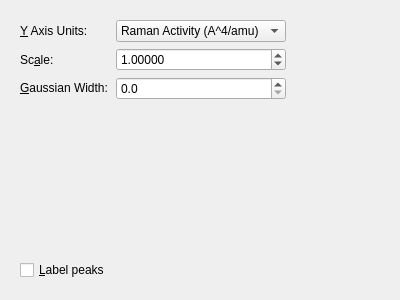
This is libavogadro/src/extensions/spectratabraman.ui in cryos/avogadro as Qt 5 draws it before an edit. The edited form follows.
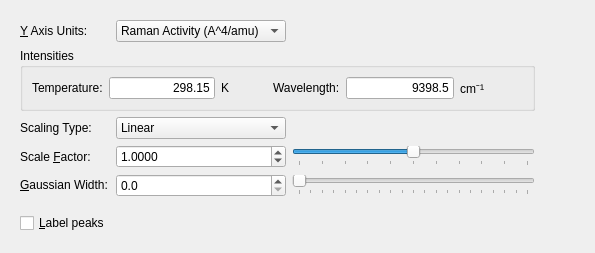
This is the edited form.

Commit message: Added new UI elements to Raman tab

```diff
--- a/libavogadro/src/extensions/spectratabraman.ui
+++ b/libavogadro/src/extensions/spectratabraman.ui
@@ -6,8 +6,8 @@
    <rect>
     <x>0</x>
     <y>0</y>
-    <width>400</width>
-    <height>300</height>
+    <width>595</width>
+    <height>253</height>
    </rect>
   </property>
   <property name="windowTitle">
@@ -48,7 +48,7 @@
         </item>
        </widget>
       </item>
-      <item row="0" column="2">
+      <item row="0" column="2" colspan="2">
        <spacer name="horizontalSpacer_2">
         <property name="orientation">
          <enum>Qt::Horizontal</enum>
@@ -61,39 +61,7 @@
         </property>
        </spacer>
       </item>
-      <item row="1" column="0">
-       <widget class="QLabel" name="label">
-        <property name="sizePolicy">
-         <sizepolicy hsizetype="Fixed" vsizetype="Minimum">
-          <horstretch>0</horstretch>
-          <verstretch>0</verstretch>
-         </sizepolicy>
-        </property>
-        <property name="text">
-         <string>Sc&amp;ale:</string>
-        </property>
-        <property name="buddy">
-         <cstring>spin_scale</cstring>
-        </property>
-       </widget>
-      </item>
-      <item row="2" column="0">
-       <widget class="QLabel" name="label_9">
-        <property name="sizePolicy">
-         <sizepolicy hsizetype="Fixed" vsizetype="Fixed">
-          <horstretch>0</horstretch>
-          <verstretch>0</verstretch>
-         </sizepolicy>
-        </property>
-        <property name="text">
-         <string>&amp;Gaussian Width:</string>
-        </property>
-        <property name="buddy">
-         <cstring>spin_FWHM</cstring>
-        </property>
-       </widget>
-      </item>
-      <item row="3" column="0">
+      <item row="6" column="0">
        <spacer name="verticalSpacer">
         <property name="orientation">
          <enum>Qt::Vertical</enum>
@@ -101,12 +69,12 @@
         <property name="sizeHint" stdset="0">
          <size>
           <width>20</width>
-          <height>40</height>
+          <height>0</height>
          </size>
         </property>
        </spacer>
       </item>
-      <item row="4" column="0">
+      <item row="7" column="0">
        <widget class="QCheckBox" name="cb_labelPeaks">
         <property name="sizePolicy">
          <sizepolicy hsizetype="Fixed" vsizetype="Fixed">
@@ -122,7 +90,44 @@
         </property>
        </widget>
       </item>
-      <item row="1" column="1">
+      <item row="3" column="0">
+       <widget class="QLabel" name="label_2">
+        <property name="text">
+         <string>Scaling Type:</string>
+        </property>
+       </widget>
+      </item>
+      <item row="3" column="1">
+       <widget class="QComboBox" name="combo_scalingType">
+        <item>
+         <property name="text">
+          <string>Linear</string>
+         </property>
+        </item>
+        <item>
+         <property name="text">
+          <string>Relative</string>
+         </property>
+        </item>
+       </widget>
+      </item>
+      <item row="4" column="0">
+       <widget class="QLabel" name="label">
+        <property name="sizePolicy">
+         <sizepolicy hsizetype="Fixed" vsizetype="Minimum">
+          <horstretch>0</horstretch>
+          <verstretch>0</verstretch>
+         </sizepolicy>
+        </property>
+        <property name="text">
+         <string>Scale &amp;Factor:</string>
+        </property>
+        <property name="buddy">
+         <cstring>spin_scale</cstring>
+        </property>
+       </widget>
+      </item>
+      <item row="4" column="1">
        <widget class="QDoubleSpinBox" name="spin_scale">
         <property name="sizePolicy">
          <sizepolicy hsizetype="Minimum" vsizetype="Fixed">
@@ -131,13 +136,13 @@
          </sizepolicy>
         </property>
         <property name="decimals">
-         <number>5</number>
+         <number>4</number>
         </property>
         <property name="minimum">
-         <double>0.500000000000000</double>
+         <double>0.000100000000000</double>
         </property>
         <property name="maximum">
-         <double>1.500000000000000</double>
+         <double>2.000000000000000</double>
         </property>
         <property name="singleStep">
          <double>0.010000000000000</double>
@@ -147,7 +152,80 @@
         </property>
        </widget>
       </item>
-      <item row="2" column="1">
+      <item row="4" column="2" colspan="2">
+       <widget class="QSlider" name="hs_scale">
+        <property name="sizePolicy">
+         <sizepolicy hsizetype="Expanding" vsizetype="Fixed">
+          <horstretch>100</horstretch>
+          <verstretch>0</verstretch>
+         </sizepolicy>
+        </property>
+        <property name="minimum">
+         <number>50</number>
+        </property>
+        <property name="maximum">
+         <number>150</number>
+        </property>
+        <property name="value">
+         <number>100</number>
+        </property>
+        <property name="sliderPosition">
+         <number>100</number>
+        </property>
+        <property name="orientation">
+         <enum>Qt::Horizontal</enum>
+        </property>
+        <property name="tickPosition">
+         <enum>QSlider::TicksBelow</enum>
+        </property>
+        <property name="tickInterval">
+         <number>10</number>
+        </property>
+       </widget>
+      </item>
+      <item row="0" column="4">
+       <spacer name="horizontalSpacer_4">
+        <property name="orientation">
+         <enum>Qt::Horizontal</enum>
+        </property>
+        <property name="sizeHint" stdset="0">
+         <size>
+          <width>40</width>
+          <height>20</height>
+         </size>
+        </property>
+       </spacer>
+      </item>
+      <item row="4" column="4">
+       <spacer name="horizontalSpacer">
+        <property name="orientation">
+         <enum>Qt::Horizontal</enum>
+        </property>
+        <property name="sizeHint" stdset="0">
+         <size>
+          <width>40</width>
+          <height>20</height>
+         </size>
+        </property>
+       </spacer>
+      </item>
+      <item row="5" column="0">
+       <widget class="QLabel" name="label_9">
+        <property name="sizePolicy">
+         <sizepolicy hsizetype="Fixed" vsizetype="Fixed">
+          <horstretch>0</horstretch>
+          <verstretch>0</verstretch>
+         </sizepolicy>
+        </property>
+        <property name="text">
+         <string>&amp;Gaussian Width:</string>
+        </property>
+        <property name="buddy">
+         <cstring>spin_FWHM</cstring>
+        </property>
+       </widget>
+      </item>
+      <item row="5" column="1">
        <widget class="QDoubleSpinBox" name="spin_FWHM">
         <property name="sizePolicy">
          <sizepolicy hsizetype="Minimum" vsizetype="Fixed">
@@ -166,6 +244,146 @@
         </property>
        </widget>
       </item>
+      <item row="5" column="2" colspan="2">
+       <widget class="QSlider" name="hs_FWHM">
+        <property name="maximum">
+         <number>100</number>
+        </property>
+        <property name="orientation">
+         <enum>Qt::Horizontal</enum>
+        </property>
+        <property name="tickPosition">
+         <enum>QSlider::TicksBelow</enum>
+        </property>
+        <property name="tickInterval">
+         <number>5</number>
+        </property>
+       </widget>
+      </item>
+      <item row="5" column="4">
+       <spacer name="horizontalSpacer_3">
+        <property name="orientation">
+         <enum>Qt::Horizontal</enum>
+        </property>
+        <property name="sizeHint" stdset="0">
+         <size>
+          <width>40</width>
+          <height>20</height>
+         </size>
+        </property>
+       </spacer>
+      </item>
+      <item row="2" column="0" colspan="4">
+       <widget class="QGroupBox" name="groupBox">
+        <property name="sizePolicy">
+         <sizepolicy hsizetype="Preferred" vsizetype="Preferred">
+          <horstretch>0</horstretch>
+          <verstretch>0</verstretch>
+         </sizepolicy>
+        </property>
+        <property name="minimumSize">
+         <size>
+          <width>0</width>
+          <height>0</height>
+         </size>
+        </property>
+        <property name="title">
+         <string>Intensities</string>
+        </property>
+        <property name="flat">
+         <bool>false</bool>
+        </property>
+        <layout class="QHBoxLayout" name="horizontalLayout">
+         <item>
+          <layout class="QHBoxLayout" name="horizontalLayout_2">
+           <item>
+            <widget class="QLabel" name="label_4">
+             <property name="text">
+              <string>Temperature:</string>
+             </property>
+            </widget>
+           </item>
+           <item>
+            <widget class="QLineEdit" name="line_T">
+             <property name="text">
+              <string>298.15</string>
+             </property>
+             <property name="alignment">
+              <set>Qt::AlignRight|Qt::AlignTrailing|Qt::AlignVCenter</set>
+             </property>
+            </widget>
+           </item>
+           <item>
+            <widget class="QLabel" name="label_5">
+             <property name="text">
+              <string>K</string>
+             </property>
+            </widget>
+           </item>
+           <item>
+            <spacer name="horizontalSpacer_5">
+             <property name="orientation">
+              <enum>Qt::Horizontal</enum>
+             </property>
+             <property name="sizeType">
+              <enum>QSizePolicy::Preferred</enum>
+             </property>
+             <property name="sizeHint" stdset="0">
+              <size>
+               <width>40</width>
+               <height>20</height>
+              </size>
+             </property>
+            </spacer>
+           </item>
+           <item>
+            <widget class="QLabel" name="label_3">
+             <property name="text">
+              <string>Wavelength:</string>
+             </property>
+            </widget>
+           </item>
+           <item>
+            <widget class="QLineEdit" name="line_W">
+             <property name="sizePolicy">
+              <sizepolicy hsizetype="MinimumExpanding" vsizetype="Fixed">
+               <horstretch>0</horstretch>
+               <verstretch>0</verstretch>
+              </sizepolicy>
+             </property>
+             <property name="text">
+              <string>9398.5</string>
+             </property>
+             <property name="alignment">
+              <set>Qt::AlignRight|Qt::AlignTrailing|Qt::AlignVCenter</set>
+             </property>
+            </widget>
+           </item>
+           <item>
+            <widget class="QLabel" name="label_6">
+             <property name="text">
+              <string>cm⁻¹</string>
+             </property>
+            </widget>
+           </item>
+           <item>
+            <spacer name="horizontalSpacer_6">
+             <property name="orientation">
+              <enum>Qt::Horizontal</enum>
+             </property>
+             <property name="sizeHint" stdset="0">
+              <size>
+               <width>40</width>
+               <height>20</height>
+              </size>
+             </property>
+            </spacer>
+           </item>
+          </layout>
+         </item>
+        </layout>
+       </widget>
+      </item>
      </layout>
     </widget>
    </item>
```
Left out of the diff: 7 changed lines with no effect on the pictures. The commit also changes 2 other files.
